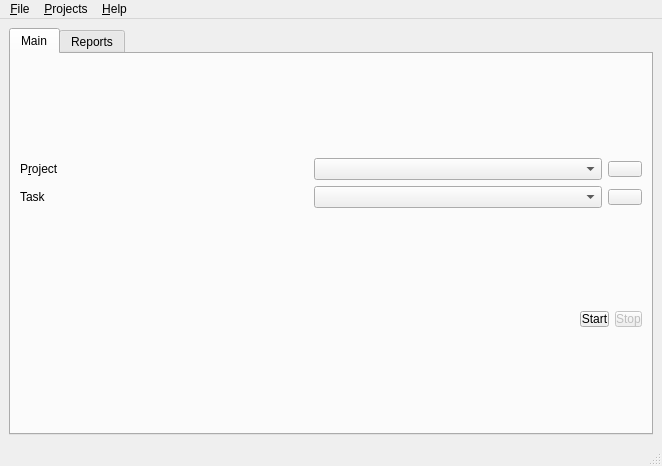
The window that ui/qtracker.ui (thoufiek/qtracker) describes before a commit, drawn with Qt 5.
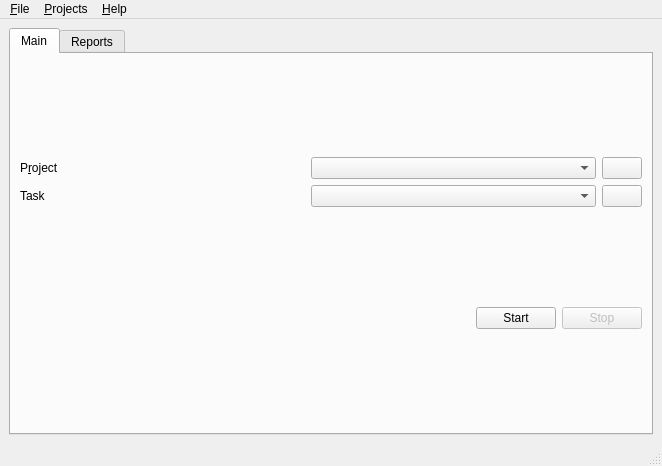
The same window after the commit. Icons and pictures are not drawn.

Commit message: Removed wrong margin

The edit to the form file:
```diff
--- a/ui/qtracker.ui
+++ b/ui/qtracker.ui
@@ -19,11 +19,6 @@
   <property name="windowTitle">
    <string>QTracker v 0.1</string>
   </property>
-  <property name="styleSheet">
-   <string notr="true">QPushButton {
- margin: 0px;
-}</string>
-  </property>
   <widget class="QWidget" name="centralwidget">
    <layout class="QHBoxLayout" name="horizontalLayout_2">
     <item>
```
